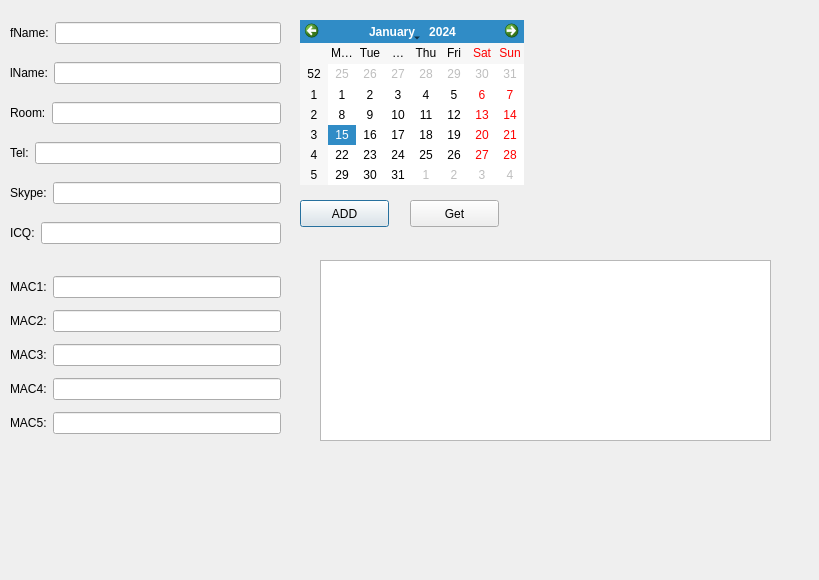
Old version of the form adddialog.ui in the repository datMaster/inetUsers.
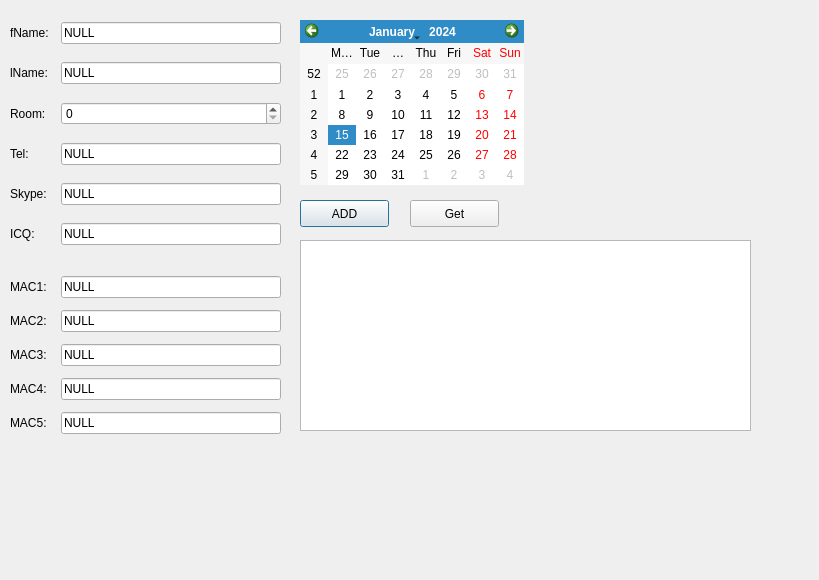
New version of the form.

Patch:
```diff
--- a/adddialog.ui
+++ b/adddialog.ui
@@ -27,13 +27,32 @@
      <layout class="QHBoxLayout" name="horizontalLayout">
       <item>
        <widget class="QLabel" name="label">
+        <property name="minimumSize">
+         <size>
+          <width>45</width>
+          <height>0</height>
+         </size>
+        </property>
+        <property name="maximumSize">
+         <size>
+          <width>45</width>
+          <height>16777215</height>
+         </size>
+        </property>
         <property name="text">
          <string>MAC1:</string>
         </property>
        </widget>
       </item>
       <item>
-       <widget class="QLineEdit" name="lineEdit_mac_1"/>
+       <widget class="QLineEdit" name="lineEdit_mac_1">
+        <property name="text">
+         <string>NULL</string>
+        </property>
+        <property name="maxLength">
+         <number>12</number>
+        </property>
+       </widget>
       </item>
      </layout>
     </item>
@@ -41,13 +60,32 @@
      <layout class="QHBoxLayout" name="horizontalLayout_2">
       <item>
        <widget class="QLabel" name="label_2">
+        <property name="minimumSize">
+         <size>
+          <width>45</width>
+          <height>0</height>
+         </size>
+        </property>
+        <property name="maximumSize">
+         <size>
+          <width>45</width>
+          <height>16777215</height>
+         </size>
+        </property>
         <property name="text">
          <string>MAC2:</string>
         </property>
        </widget>
       </item>
       <item>
-       <widget class="QLineEdit" name="lineEdit_mac_2"/>
+       <widget class="QLineEdit" name="lineEdit_mac_2">
+        <property name="text">
+         <string>NULL</string>
+        </property>
+        <property name="maxLength">
+         <number>12</number>
+        </property>
+       </widget>
       </item>
      </layout>
     </item>
@@ -55,13 +93,32 @@
      <layout class="QHBoxLayout" name="horizontalLayout_3">
       <item>
        <widget class="QLabel" name="label_4">
+        <property name="minimumSize">
+         <size>
+          <width>45</width>
+          <height>0</height>
+         </size>
+        </property>
+        <property name="maximumSize">
+         <size>
+          <width>45</width>
+          <height>16777215</height>
+         </size>
+        </property>
         <property name="text">
          <string>MAC3:</string>
         </property>
        </widget>
       </item>
       <item>
-       <widget class="QLineEdit" name="lineEdit_mac_3"/>
+       <widget class="QLineEdit" name="lineEdit_mac_3">
+        <property name="text">
+         <string>NULL</string>
+        </property>
+        <property name="maxLength">
+         <number>12</number>
+        </property>
+       </widget>
       </item>
      </layout>
     </item>
@@ -69,13 +126,32 @@
      <layout class="QHBoxLayout" name="horizontalLayout_4">
       <item>
        <widget class="QLabel" name="label_5">
+        <property name="minimumSize">
+         <size>
+          <width>45</width>
+          <height>0</height>
+         </size>
+        </property>
+        <property name="maximumSize">
+         <size>
+          <width>45</width>
+          <height>16777215</height>
+         </size>
+        </property>
         <property name="text">
          <string>MAC4:</string>
         </property>
        </widget>
       </item>
       <item>
-       <widget class="QLineEdit" name="lineEdit_mac_4"/>
+       <widget class="QLineEdit" name="lineEdit_mac_4">
+        <property name="text">
+         <string>NULL</string>
+        </property>
+        <property name="maxLength">
+         <number>12</number>
+        </property>
+       </widget>
       </item>
      </layout>
     </item>
@@ -83,13 +159,32 @@
      <layout class="QHBoxLayout" name="horizontalLayout_5">
       <item>
        <widget class="QLabel" name="label_6">
+        <property name="minimumSize">
+         <size>
+          <width>45</width>
+          <height>0</height>
+         </size>
+        </property>
+        <property name="maximumSize">
+         <size>
+          <width>45</width>
+          <height>16777215</height>
+         </size>
+        </property>
         <property name="text">
          <string>MAC5:</string>
         </property>
        </widget>
       </item>
       <item>
-       <widget class="QLineEdit" name="lineEdit_mac_5"/>
+       <widget class="QLineEdit" name="lineEdit_mac_5">
+        <property name="text">
+         <string>NULL</string>
+        </property>
+        <property name="maxLength">
+         <number>12</number>
+        </property>
+       </widget>
       </item>
      </layout>
     </item>
@@ -132,13 +227,32 @@
      <layout class="QHBoxLayout" name="horizontalLayout_6">
       <item>
        <widget class="QLabel" name="label_3">
+        <property name="minimumSize">
+         <size>
+          <width>45</width>
+          <height>0</height>
+         </size>
+        </property>
+        <property name="maximumSize">
+         <size>
+          <width>45</width>
+          <height>16777215</height>
+         </size>
+        </property>
         <property name="text">
          <string>fName:</string>
         </property>
        </widget>
       </item>
       <item>
-       <widget class="QLineEdit" name="lineEdit_fname"/>
+       <widget class="QLineEdit" name="lineEdit_fname">
+        <property name="text">
+         <string>NULL</string>
+        </property>
+        <property name="maxLength">
+         <number>31</number>
+        </property>
+       </widget>
       </item>
      </layout>
     </item>
@@ -146,13 +260,32 @@
      <layout class="QHBoxLayout" name="horizontalLayout_7">
       <item>
        <widget class="QLabel" name="label_7">
+        <property name="minimumSize">
+         <size>
+          <width>45</width>
+          <height>0</height>
+         </size>
+        </property>
+        <property name="maximumSize">
+         <size>
+          <width>45</width>
+          <height>16777215</height>
+         </size>
+        </property>
         <property name="text">
          <string>lName:</string>
         </property>
        </widget>
       </item>
       <item>
-       <widget class="QLineEdit" name="lineEdit_lName"/>
+       <widget class="QLineEdit" name="lineEdit_lName">
+        <property name="text">
+         <string>NULL</string>
+        </property>
+        <property name="maxLength">
+         <number>31</number>
+        </property>
+       </widget>
       </item>
      </layout>
     </item>
@@ -160,13 +293,23 @@
      <layout class="QHBoxLayout" name="horizontalLayout_9">
       <item>
        <widget class="QLabel" name="label_11">
+        <property name="maximumSize">
+         <size>
+          <width>45</width>
+          <height>16777215</height>
+         </size>
+        </property>
         <property name="text">
          <string>Room:</string>
         </property>
        </widget>
       </item>
       <item>
-       <widget class="QLineEdit" name="lineEdit_room"/>
+       <widget class="QSpinBox" name="spinBox_room">
+        <property name="maximum">
+         <number>10000</number>
+        </property>
+       </widget>
       </item>
      </layout>
     </item>
@@ -174,13 +317,32 @@
      <layout class="QHBoxLayout" name="horizontalLayout_11">
       <item>
        <widget class="QLabel" name="label_10">
+        <property name="minimumSize">
+         <size>
+          <width>45</width>
+          <height>0</height>
+         </size>
+        </property>
+        <property name="maximumSize">
+         <size>
+          <width>45</width>
+          <height>16777215</height>
+         </size>
+        </property>
         <property name="text">
          <string>Tel:</string>
         </property>
        </widget>
       </item>
       <item>
-       <widget class="QLineEdit" name="lineEdit_tel"/>
+       <widget class="QLineEdit" name="lineEdit_tel">
+        <property name="text">
+         <string>NULL</string>
+        </property>
+        <property name="maxLength">
+         <number>31</number>
+        </property>
+       </widget>
       </item>
      </layout>
     </item>
@@ -188,13 +350,32 @@
      <layout class="QHBoxLayout" name="horizontalLayout_10">
       <item>
        <widget class="QLabel" name="label_9">
+        <property name="minimumSize">
+         <size>
+          <width>45</width>
+          <height>0</height>
+         </size>
+        </property>
+        <property name="maximumSize">
+         <size>
+          <width>45</width>
+          <height>16777215</height>
+         </size>
+        </property>
         <property name="text">
          <string>Skype:</string>
         </property>
        </widget>
       </item>
       <item>
-       <widget class="QLineEdit" name="lineEdit_skype"/>
+       <widget class="QLineEdit" name="lineEdit_skype">
+        <property name="text">
+         <string>NULL</string>
+        </property>
+        <property name="maxLength">
+         <number>31</number>
+        </property>
+       </widget>
       </item>
      </layout>
     </item>
@@ -202,13 +383,32 @@
      <layout class="QHBoxLayout" name="horizontalLayout_8">
       <item>
        <widget class="QLabel" name="label_8">
+        <property name="minimumSize">
+         <size>
+          <width>45</width>
+          <height>0</height>
+         </size>
+        </property>
+        <property name="maximumSize">
+         <size>
+          <width>45</width>
+          <height>16777215</height>
+         </size>
+        </property>
         <property name="text">
          <string>ICQ:</string>
         </property>
        </widget>
       </item>
       <item>
-       <widget class="QLineEdit" name="lineEdit_icq"/>
+       <widget class="QLineEdit" name="lineEdit_icq">
+        <property name="text">
+         <string>NULL</string>
+        </property>
+        <property name="maxLength">
+         <number>9</number>
+        </property>
+       </widget>
       </item>
      </layout>
     </item>
@@ -230,10 +430,10 @@
   <widget class="QTextEdit" name="textEdit">
    <property name="geometry">
     <rect>
-     <x>320</x>
-     <y>260</y>
+     <x>300</x>
+     <y>240</y>
      <width>451</width>
-     <height>181</height>
+     <height>191</height>
     </rect>
    </property>
   </widget>
```
Left out of the diff: 17 changed lines with no effect on the pictures.
